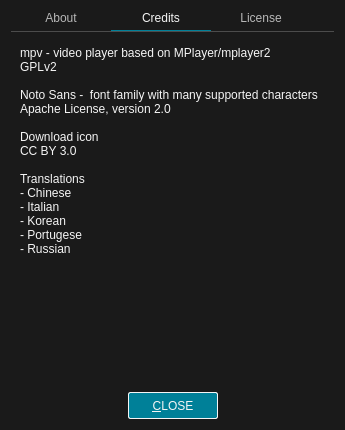
u8sand/Baka-MPlayer, file src/ui/aboutdialog.ui: the form before one commit.
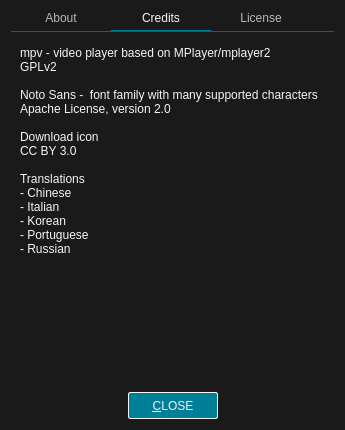
The form after the commit. The open tabs and pages were chosen to show the change. Icons and pictures are not drawn.

Patch:
```diff
--- a/src/ui/aboutdialog.ui
+++ b/src/ui/aboutdialog.ui
@@ -226,7 +226,7 @@
 - Chinese &lt;amazingfate, Antares95&gt;
 - Italian &lt;Aloysius&gt;
 - Korean &lt;godly-devotion&gt;
-- Portugese &lt;u8sand&gt;
+- Portuguese &lt;u8sand&gt;
 - Russian &lt;suhr&gt;</string>
          </property>
         </widget>
```
